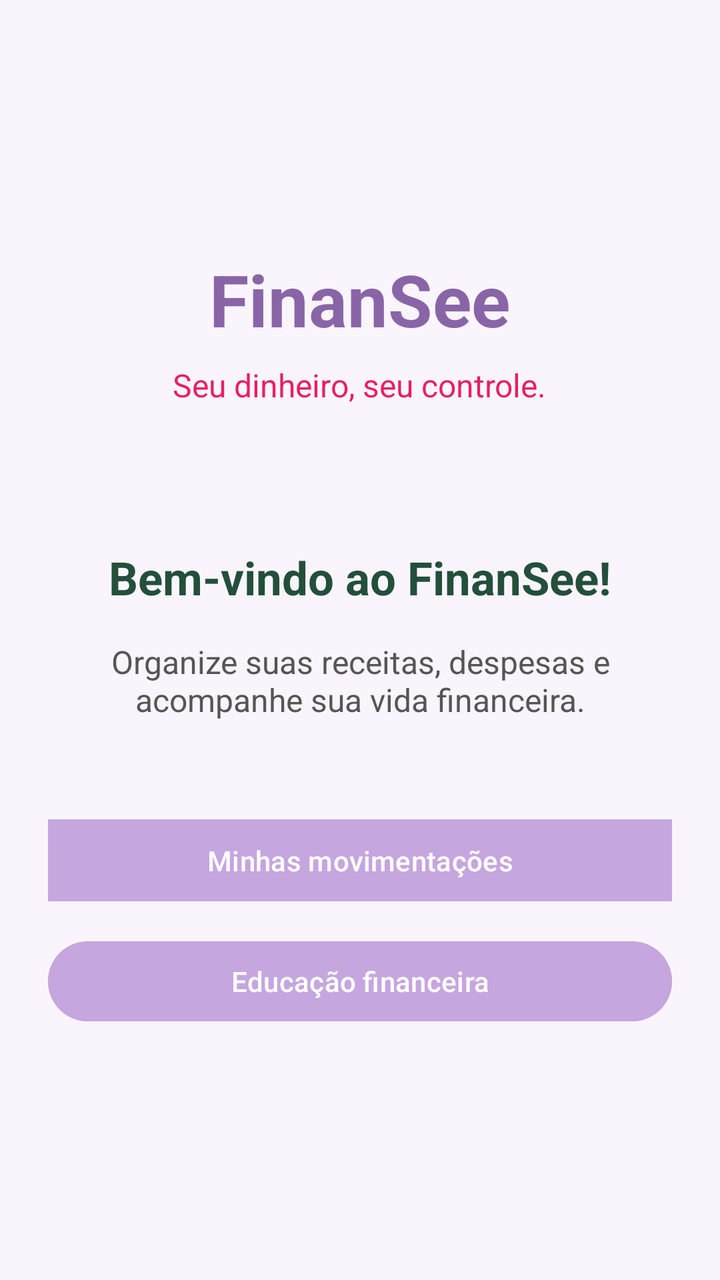
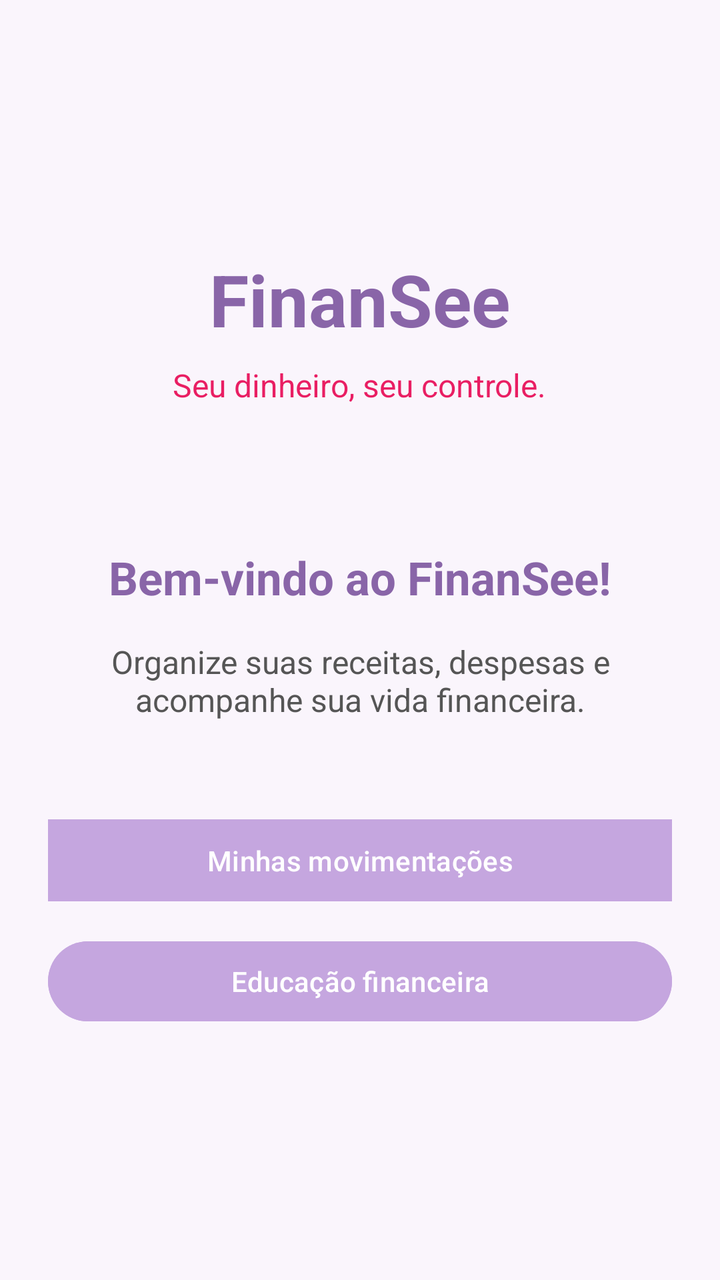

Two renders of the same Android screen: before a commit and after it. Below are the layout's source before the change and the commit's diff.
<!-- AndroidManifest.xml: application theme Theme.FinanSee -->
<!-- res/layout/activity_main.xml -->
<?xml version="1.0" encoding="utf-8"?>
<LinearLayout xmlns:android="http://schemas.android.com/apk/res/android"
    android:id="@+id/main"
    android:layout_width="match_parent"
    android:layout_height="match_parent"
    android:orientation="vertical"
    android:gravity="center"
    android:padding="24dp"
    android:background="@color/fundo_lavanda">

    <TextView
        android:layout_width="wrap_content"
        android:layout_height="wrap_content"
        android:text="FinanSee"
        android:textSize="36sp"
        android:textStyle="bold"
        android:textColor="@color/roxo_escuro"/>

    <TextView
        android:layout_width="wrap_content"
        android:layout_height="wrap_content"
        android:text="Seu dinheiro, seu controle."
        android:textSize="16sp"
        android:textColor="@color/pink_barbie"
        android:layout_marginTop="8dp"/>

    <TextView
        android:layout_width="match_parent"
        android:layout_height="wrap_content"
        android:text="Bem-vindo ao FinanSee!"
        android:textSize="23sp"
        android:textStyle="bold"
        android:textColor="#234F3B"
        android:gravity="center"
        android:layout_marginTop="70dp"/>

    <TextView
        android:layout_width="match_parent"
        android:layout_height="wrap_content"
        android:text="Organize suas receitas, despesas e acompanhe sua vida financeira."
        android:textSize="16sp"
        android:textColor="#555555"
        android:gravity="center"
        android:layout_marginTop="16dp"/>

    <Button
        android:id="@+id/btnMovimentacoes"
        android:layout_width="353dp"
        android:layout_height="49dp"
        android:layout_marginTop="45dp"
        android:text="Minhas movimentações"
        android:backgroundTint="@color/lilas"
        android:textColor="@color/branco"/>

    <Button
        android:id="@+id/btnEducacao"
        android:layout_width="match_parent"
        android:layout_height="wrap_content"
        android:text="Educação financeira"
        android:layout_marginTop="12dp"
        android:backgroundTint="@color/lilas"
        android:textColor="@color/branco"/>

</LinearLayout>
<!-- resources referenced by this layout -->
<resources>
  <color name="branco">#FFFFFF</color>
  <color name="fundo_lavanda">#FAF5FC</color>
  <color name="lilas">#C5A6DF</color>
  <color name="pink_barbie">#E91E63</color>
  <color name="roxo_escuro">#8965A8</color>
  <style name="Theme.FinanSee" parent="Base.Theme.FinanSee" />
  <style name="Base.Theme.FinanSee" parent="Theme.Material3.DayNight.NoActionBar">
          
          
      </style>
</resources>

<!-- the commit's change to res/layout/activity_main.xml (unified diff, before → after) -->
@@ -30,7 +30,7 @@
         android:text="Bem-vindo ao FinanSee!"
         android:textSize="23sp"
         android:textStyle="bold"
-        android:textColor="#234F3B"
+        android:textColor="@color/roxo_escuro"
         android:gravity="center"
         android:layout_marginTop="70dp"/>
 
